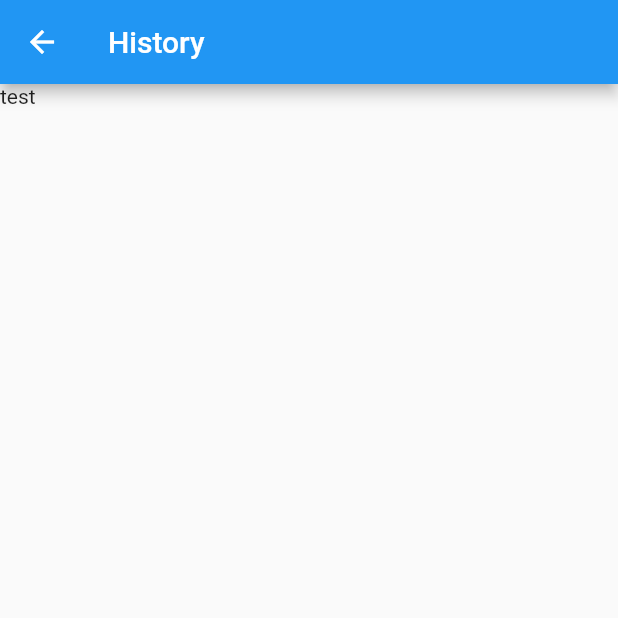
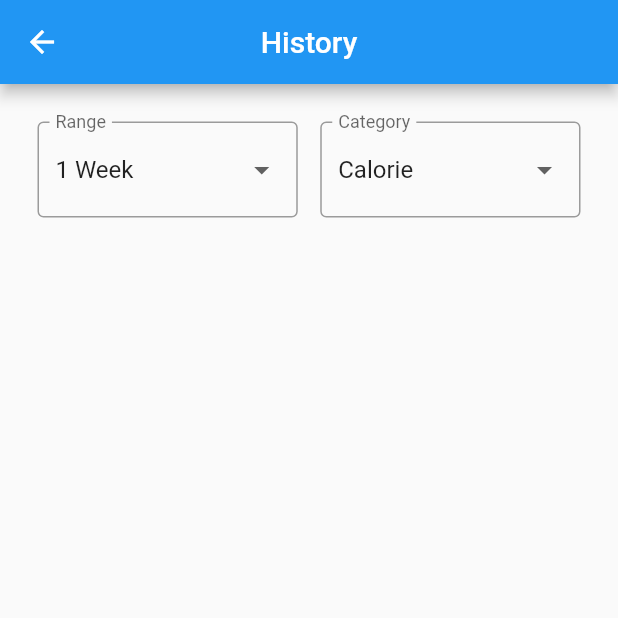
Before and after one commit to kierbenz/nutrition_app, a Flutter app: the HistoryScreen screen opened directly, on a phone screen of 412 x 824 dp, the top half of it. Run offline on Flutter 3.47's test engine with Material 2 defaults, Android fonts, the phone set to English and light mode, and no system bars; our stand-ins replace charts_flutter, line_icons.

Commit message:
feat: update history screen

```diff
--- a/lib/app/screens/history_screen.dart
+++ b/lib/app/screens/history_screen.dart
@@ -1,12 +1,101 @@
 import 'package:flutter/material.dart';
+import 'package:nutrition_app/app/shared_widgets/app_dropdown_button.dart';
 
 
+// TODO: check range
 class HistoryScreen extends StatelessWidget {
+
+  List<DropdownMenuItem> _buildCategories(context) {
+    const categories = [
+      'Calorie',
+      'Fat',
+      'Saturated',
+      'Trans',
+      'Carbohydrates',
+      'Added Sugar',
+      'Sodium',
+      'Protein'
+    ];
+
+    final List<DropdownMenuItem> menuItems = [];
+    categories.forEach((category) =>
+      menuItems.add(
+        DropdownMenuItem(
+          value: category,
+          child: Text(category),
+        ),
+      ),
+    );
+
+    return menuItems;
+  }
+
   @override
   Widget build(BuildContext context) {
     return Scaffold(
-      appBar: AppBar(title: Text('History')),
-      body: Text('test'),
+      appBar: AppBar(
+        title: Text('History'),
+        centerTitle: true,
+      ),
+      body: Container(
+        padding: EdgeInsets.all(25.0),
+        child: Column(
+          children: <Widget>[
+            Row(
+              children: <Widget>[
+                Flexible(
+                  child: AppDropdownButton(
+                    decoration: InputDecoration(
+                      border: OutlineInputBorder(),
+                      labelText: 'Range',
+                    ),
+                    value: '1 Week',
+                    onChanged: (value) {
+                      print(value);
+                    },
+                    items: <DropdownMenuItem>[
+                      DropdownMenuItem(
+                        value: '1 Week',
+                        child: Text('1 Week'),
+                      ),
+                      DropdownMenuItem(
+                        value: '1 Month',
+                        child: Text('1 Month'),
+                      ),
+                      DropdownMenuItem(
+                        value: '3 Months',
+                        child: Text('3 Months'),
+                      ),
+                      DropdownMenuItem(
+                        value: '6 Months',
+                        child: Text('6 Months'),
+                      ),
+                      DropdownMenuItem(
+                        value: '1 Year',
+                        child: Text('1 Year'),
+                      ),
+                    ],
+                  ),
+                ),
+                SizedBox(width: 15.0),
+                Flexible(
+                  child: AppDropdownButton(
+                    decoration: InputDecoration(
+                      border: OutlineInputBorder(),
+                      labelText: 'Category',
+                    ),
+                    value: 'Calorie',
+                    onChanged: (value) {
+                      print(value);
+                    },
+                    items: _buildCategories(context),
+                  ),
+                ),
+              ],
+            ),
+          ],
+        ),
+      ),
     );
   }
 }
--- a/lib/app/shared_widgets/app_dropdown_button.dart
+++ b/lib/app/shared_widgets/app_dropdown_button.dart
@@ -5,7 +5,7 @@ class AppDropdownButton extends StatelessWidget {
   AppDropdownButton({
     @required this.items,
     @required this.onChanged,
-    this.decoration,
+    @required this.decoration,
     this.value,
   });
 
```
